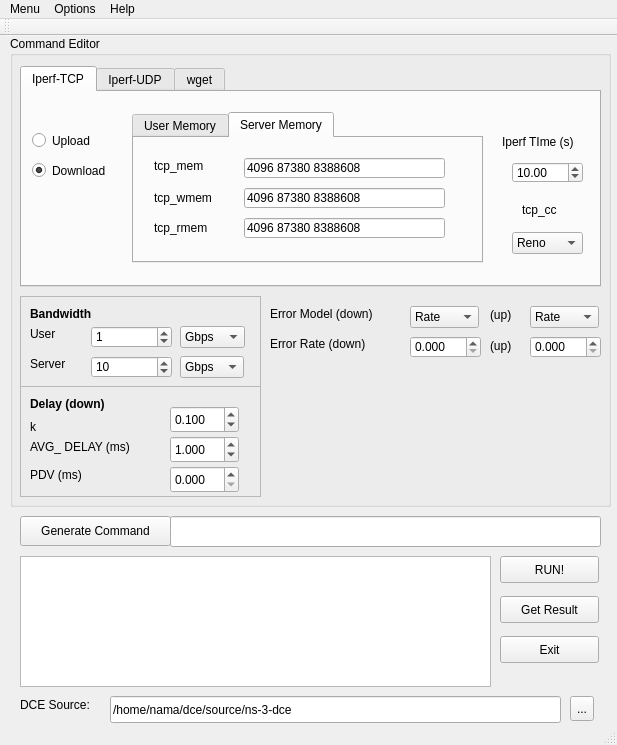
Before: the Qt Designer form kupa-gui-2/kupagui.ui in anetaaneta/kupakupa, drawn with Qt 5.
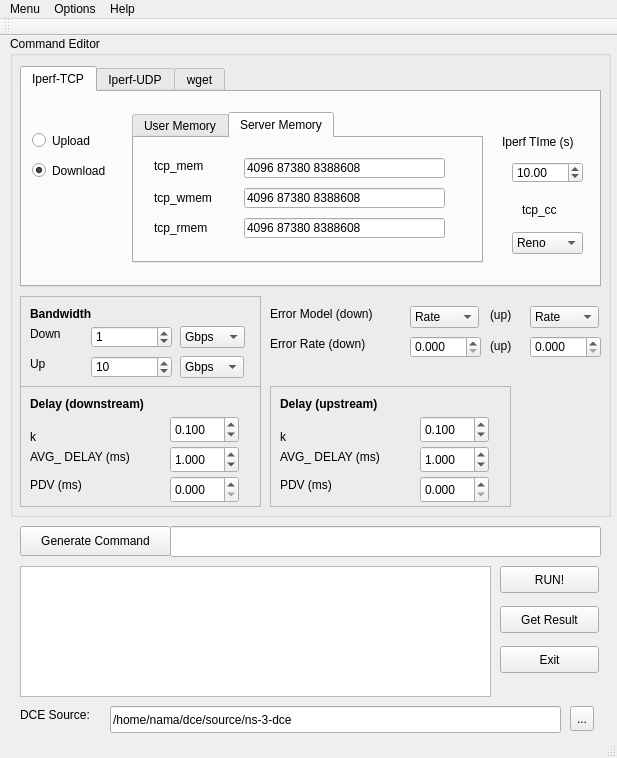
After: the same form once the commit is applied.

Patch:
```diff
--- a/kupa-gui-2/kupagui.ui
+++ b/kupa-gui-2/kupagui.ui
@@ -7,7 +7,7 @@
     <x>0</x>
     <y>0</y>
     <width>617</width>
-    <height>745</height>
+    <height>758</height>
    </rect>
   </property>
   <property name="windowTitle">
@@ -20,7 +20,7 @@
       <x>10</x>
       <y>0</y>
       <width>601</width>
-      <height>471</height>
+      <height>481</height>
      </rect>
     </property>
     <property name="toolTip">
@@ -1107,7 +1107,7 @@
        </rect>
       </property>
       <property name="text">
-       <string>User </string>
+       <string>Down</string>
       </property>
      </widget>
      <widget class="QSpinBox" name="user_bw">
@@ -1136,7 +1136,7 @@
        </rect>
       </property>
       <property name="text">
-       <string>Server </string>
+       <string>Up</string>
       </property>
      </widget>
      <widget class="QLabel" name="label_7">
@@ -1165,7 +1165,7 @@
        <x>10</x>
        <y>350</y>
        <width>241</width>
-       <height>111</height>
+       <height>121</height>
       </rect>
      </property>
      <property name="frameShape">
@@ -1179,7 +1179,7 @@
        <rect>
         <x>10</x>
         <y>10</y>
-        <width>111</width>
+        <width>151</width>
         <height>16</height>
        </rect>
       </property>
@@ -1190,14 +1190,14 @@
        </font>
       </property>
       <property name="text">
-       <string>Delay (down)</string>
+       <string>Delay (downstream)</string>
       </property>
      </widget>
      <widget class="QLabel" name="label_21">
       <property name="geometry">
        <rect>
         <x>10</x>
-        <y>80</y>
+        <y>90</y>
         <width>121</width>
         <height>17</height>
        </rect>
@@ -1210,7 +1210,7 @@
       <property name="geometry">
        <rect>
         <x>150</x>
-        <y>80</y>
+        <y>90</y>
         <width>69</width>
         <height>27</height>
        </rect>
@@ -1232,7 +1232,7 @@
       <property name="geometry">
        <rect>
         <x>150</x>
-        <y>50</y>
+        <y>60</y>
         <width>69</width>
         <height>27</height>
        </rect>
@@ -1254,7 +1254,7 @@
       <property name="geometry">
        <rect>
         <x>10</x>
-        <y>50</y>
+        <y>60</y>
         <width>121</width>
         <height>21</height>
        </rect>
@@ -1267,7 +1267,7 @@
       <property name="geometry">
        <rect>
         <x>10</x>
-        <y>30</y>
+        <y>40</y>
         <width>101</width>
         <height>21</height>
        </rect>
@@ -1280,7 +1280,7 @@
       <property name="geometry">
        <rect>
         <x>150</x>
-        <y>20</y>
+        <y>30</y>
         <width>69</width>
         <height>27</height>
        </rect>
@@ -1367,6 +1367,146 @@
       <string>(up)</string>
      </property>
     </widget>
+    <widget class="QFrame" name="frame_7">
+     <property name="geometry">
+      <rect>
+       <x>260</x>
+       <y>350</y>
+       <width>241</width>
+       <height>121</height>
+      </rect>
+     </property>
+     <property name="frameShape">
+      <enum>QFrame::StyledPanel</enum>
+     </property>
+     <property name="frameShadow">
+      <enum>QFrame::Raised</enum>
+     </property>
+     <widget class="QLabel" name="label_38">
+      <property name="geometry">
+       <rect>
+        <x>10</x>
+        <y>10</y>
+        <width>131</width>
+        <height>16</height>
+       </rect>
+      </property>
+      <property name="font">
+       <font>
+        <weight>75</weight>
+        <bold>true</bold>
+       </font>
+      </property>
+      <property name="text">
+       <string>Delay (upstream)</string>
+      </property>
+     </widget>
+     <widget class="QLabel" name="label_39">
+      <property name="geometry">
+       <rect>
+        <x>10</x>
+        <y>90</y>
+        <width>121</width>
+        <height>17</height>
+       </rect>
+      </property>
+      <property name="text">
+       <string>PDV (ms)</string>
+      </property>
+     </widget>
+     <widget class="QDoubleSpinBox" name="delay_pdv_up">
+      <property name="geometry">
+       <rect>
+        <x>150</x>
+        <y>90</y>
+        <width>69</width>
+        <height>27</height>
+       </rect>
+      </property>
+      <property name="decimals">
+       <number>3</number>
+      </property>
+      <property name="maximum">
+       <double>999.000000000000000</double>
+      </property>
+      <property name="singleStep">
+       <double>0.100000000000000</double>
+      </property>
+      <property name="value">
+       <double>0.000000000000000</double>
+      </property>
+     </widget>
+     <widget class="QDoubleSpinBox" name="avg_delay_up">
+      <property name="geometry">
+       <rect>
+        <x>150</x>
+        <y>60</y>
+        <width>69</width>
+        <height>27</height>
+       </rect>
+      </property>
+      <property name="decimals">
+       <number>3</number>
+      </property>
+      <property name="maximum">
+       <double>999.000000000000000</double>
+      </property>
+      <property name="singleStep">
+       <double>0.500000000000000</double>
+      </property>
+      <property name="value">
+       <double>1.000000000000000</double>
+      </property>
+     </widget>
+     <widget class="QLabel" name="label_40">
+      <property name="geometry">
+       <rect>
+        <x>10</x>
+        <y>60</y>
+        <width>121</width>
+        <height>21</height>
+       </rect>
+      </property>
+      <property name="text">
+       <string>AVG_ DELAY (ms)</string>
+      </property>
+     </widget>
+     <widget class="QLabel" name="label_41">
+      <property name="geometry">
+       <rect>
+        <x>10</x>
+        <y>40</y>
+        <width>101</width>
+        <height>21</height>
+       </rect>
+      </property>
+      <property name="text">
+       <string>k</string>
+      </property>
+     </widget>
+     <widget class="QDoubleSpinBox" name="k_up">
+      <property name="geometry">
+       <rect>
+        <x>150</x>
+        <y>30</y>
+        <width>69</width>
+        <height>27</height>
+       </rect>
+      </property>
+      <property name="decimals">
+       <number>3</number>
+      </property>
+      <property name="maximum">
+       <double>5.000000000000000</double>
+      </property>
+      <property name="singleStep">
+       <double>0.100000000000000</double>
+      </property>
+      <property name="value">
+       <double>0.100000000000000</double>
+      </property>
+     </widget>
+    </widget>
     <zorder>frame</zorder>
     <zorder>tabWidget</zorder>
     <zorder>error_model</zorder>
@@ -1383,7 +1523,7 @@
     <property name="geometry">
      <rect>
       <x>20</x>
-      <y>480</y>
+      <y>490</y>
       <width>151</width>
       <height>30</height>
      </rect>
@@ -1396,7 +1536,7 @@
     <property name="geometry">
      <rect>
       <x>170</x>
-      <y>480</y>
+      <y>490</y>
       <width>431</width>
       <height>31</height>
      </rect>
@@ -1409,7 +1549,7 @@
     <property name="geometry">
      <rect>
       <x>20</x>
-      <y>520</y>
+      <y>530</y>
       <width>471</width>
       <height>131</height>
      </rect>
@@ -1422,7 +1562,7 @@
     <property name="geometry">
      <rect>
       <x>500</x>
-      <y>520</y>
+      <y>530</y>
       <width>99</width>
       <height>27</height>
      </rect>
@@ -1438,7 +1578,7 @@
     <property name="geometry">
      <rect>
       <x>500</x>
-      <y>560</y>
+      <y>570</y>
       <width>99</width>
       <height>27</height>
      </rect>
@@ -1454,7 +1594,7 @@
     <property name="geometry">
      <rect>
       <x>500</x>
-      <y>600</y>
+      <y>610</y>
       <width>99</width>
       <height>27</height>
      </rect>
@@ -1467,7 +1607,7 @@
     <property name="geometry">
      <rect>
       <x>20</x>
-      <y>660</y>
+      <y>670</y>
       <width>81</width>
       <height>17</height>
      </rect>
@@ -1480,7 +1620,7 @@
     <property name="geometry">
      <rect>
       <x>110</x>
-      <y>660</y>
+      <y>670</y>
       <width>451</width>
       <height>27</height>
      </rect>
@@ -1502,7 +1642,7 @@
     <property name="geometry">
      <rect>
       <x>570</x>
-      <y>660</y>
+      <y>670</y>
       <width>24</width>
       <height>25</height>
      </rect>
```
Left out of the diff: 9 changed lines with no effect on the pictures.
